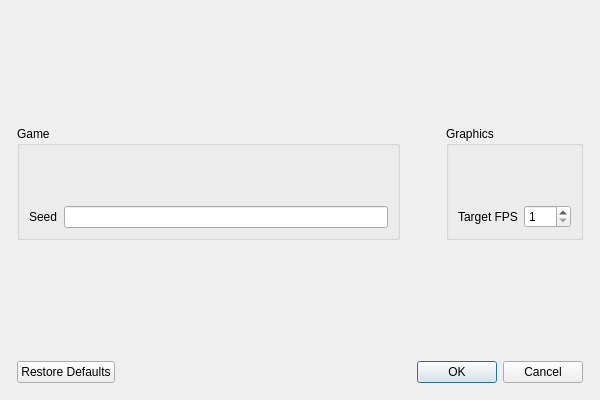
Old version of the form src/gui/OptionsDialog.ui in the repository Glycaa/CrafTuX.
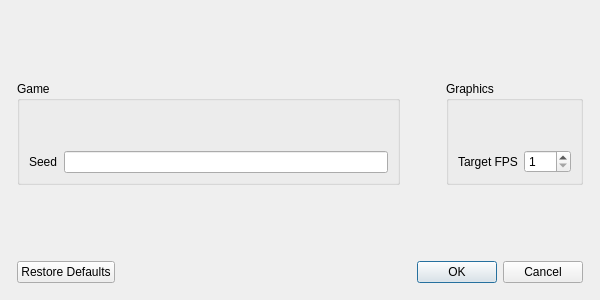
New version of the form.

Commit message: Clarified code of chunk generator and add a dirt layer to the landscape. Reduced OptionsDialog size and fixed it. Fixed incorrects rounding of integer floors.

```diff
--- a/src/gui/OptionsDialog.ui
+++ b/src/gui/OptionsDialog.ui
@@ -2,13 +2,17 @@
 <ui version="4.0">
  <class>OptionsDialog</class>
  <widget class="QDialog" name="OptionsDialog">
-  <property name="geometry">
-   <rect>
-    <x>0</x>
-    <y>0</y>
+  <property name="minimumSize">
+   <size>
     <width>600</width>
-    <height>400</height>
-   </rect>
+    <height>300</height>
+   </size>
+  </property>
+  <property name="maximumSize">
+   <size>
+    <width>600</width>
+    <height>300</height>
+   </size>
   </property>
   <property name="windowTitle">
    <string>Options for Craftux client</string>
```
The commit also changes 4 other files.
